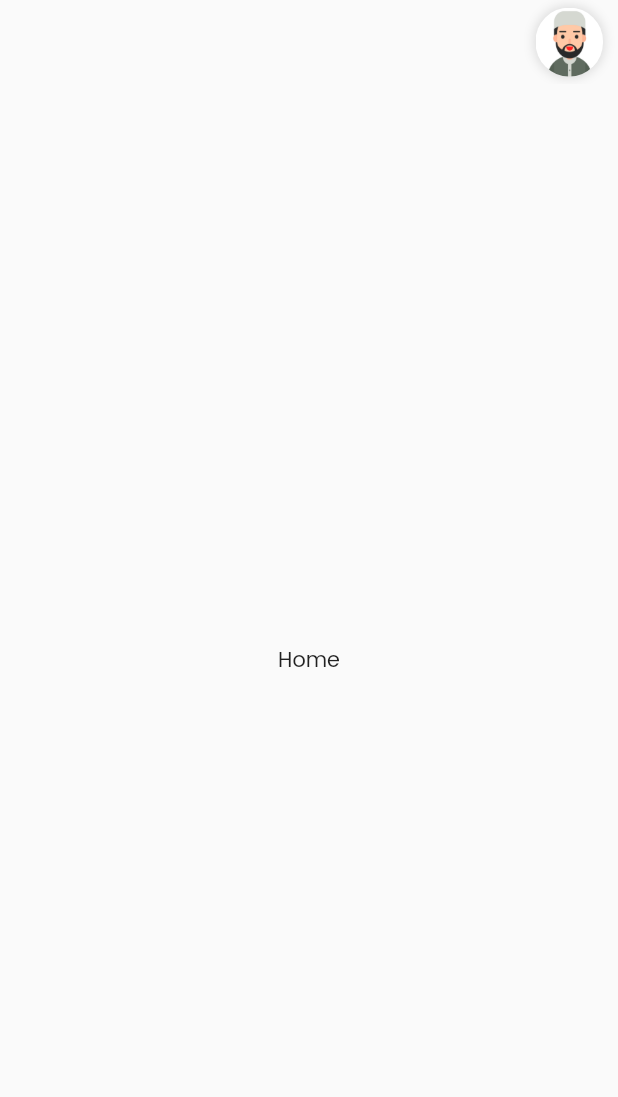
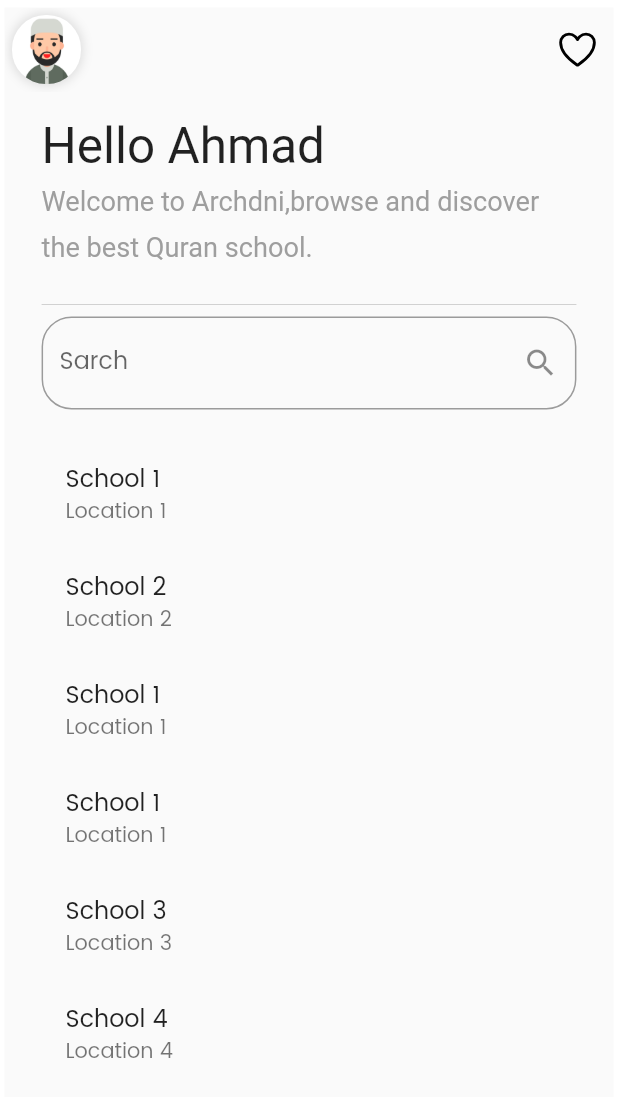
Before and after one commit to Archdni/Application, a Flutter app: the Home screen opened directly, on a phone screen of 412 x 824 dp. Shown: the top 1097 px of the screen. Run offline on Flutter 3.47's test engine with Material 2 defaults, Android fonts, the phone set to English and light mode, and no system bars; our stand-ins replace firebase_core, get, ionicons, shared_preferences; accounts and stored records are empty.

Commit message:
search input

```diff
--- /dev/null
+++ b/lib/controller/search_conroller.dart
@@ -0,0 +1,45 @@
+// ignore_for_file: annotate_overrides
+
+import 'package:archdni/data/datasource/firebasedata.dart';
+import 'package:archdni/data/models/schoolmodel.dart';
+import 'package:get/get.dart';
+
+abstract class SearchController
+    extends GetxController {
+
+   List< SchoolModel>  foundSchool  =
+       [];
+
+  onInit();
+
+  filterSchool(String name);
+}
+
+  class SearchControllerImp
+    extends SearchController {
+      late int len = foundSchool.length;
+  @override
+  void onInit() {
+     foundSchool = listSchools;
+      super.onInit();
+  }
+
+ List< SchoolModel> results = [];
+  void filterSchool(String name) {
+
+
+
+    if (name.isEmpty) {
+      results = listSchools;
+    } else {
+      results = listSchools
+          .where((element) => element.name
+              .toString()
+              .toLowerCase()
+              .contains(name.toLowerCase()))
+          .toList();
+    }
+    foundSchool = results;
+     update();
+  }
+}
--- /dev/null
+++ b/lib/controller/test_controller.dart
@@ -0,0 +1,9 @@
+import 'package:get/get.dart';
+
+abstract class TestController extends GetxController {
+
+}
+
+class TestControllerImp extends TestController {
+
+}
--- /dev/null
+++ b/lib/data/datasource/firebasedata.dart
@@ -0,0 +1,55 @@
+import 'package:archdni/data/models/schoolmodel.dart';
+
+final List< SchoolModel> listSchools  = [
+     SchoolModel(
+        name: 'School 1',
+        location: 'Location 1',
+        imageUrl: 'https://images.unsplash.com/photo-1518791841217-8f162f1e1131?ixlib=rb-1.2.1&ixid=eyJhcHBfaWQiOjEyMDd9&auto=format&fit=crop&w=800&q=60',
+        description: 'Description 1',
+        rating: 4,
+        price: 'Price 1',
+        students: 100,
+      ),
+      SchoolModel(
+        name: 'School 2',
+        location: 'Location 2',
+        imageUrl: 'https://images.unsplash.com/photo-1518791841217-8f162f1e1131?ixlib=rb-1.2.1&ixid=eyJhcHBfaWQiOjEyMDd9&auto=format&fit=crop&w=800&q=60',
+        description: 'Description 2',
+        rating: 5,
+        price: 'Price 2',
+        students: 200,
+      ),
+       SchoolModel(
+        name: 'School 1',
+        location: 'Location 1',
+        imageUrl: 'https://images.unsplash.com/photo-1518791841217-8f162f1e1131?ixlib=rb-1.2.1&ixid=eyJhcHBfaWQiOjEyMDd9&auto=format&fit=crop&w=800&q=60',
+        description: 'Description 1',
+        rating: 4,
+        price: 'Price 1',
+        students: 100,
+      ),
+       SchoolModel(
+        name: 'School 1',
+        location: 'Location 1',
+        imageUrl: 'https://images.unsplash.com/photo-1518791841217-8f162f1e1131?ixlib=rb-1.2.1&ixid=eyJhcHBfaWQiOjEyMDd9&auto=format&fit=crop&w=800&q=60',
+        description: 'Description 1',
+        rating: 4,
+        price: 'Price 1',
+        students: 100,
+      ),
+      SchoolModel(
+        name: 'School 3',
+        location: 'Location 3',
+        imageUrl: 'https://images.unsplash.com/photo-1518791841217-8f162f1e1131?ixlib=rb-1.2.1&ixid=eyJhcHBfaWQiOjEyMDd9&auto=format&fit=crop&w=800&q=60',
+        description: 'Description 3',
+        rating: 3,
+        price: 'Price 3',
+        students: 300,
+      ),
+      SchoolModel(
+        name: 'School 4',
+        location: 'Location 4',
+        imageUrl: 'https://images.unsplash.com/photo-1518791841217-8f162f1e1131?ixlib=rb-1.2.1&ixid=eyJhcHBfaWQiOjEyMDd9&auto=format&fit=crop&w=800&q=60',
+        description: 'Description 4',
+     )
+  ];
--- a/lib/data/datasource/static/static.dart
+++ b/lib/data/datasource/static/static.dart
@@ -1,23 +1,23 @@
-import 'package:archdni/view/screens/dashboard.dart4';
+import 'package:archdni/view/screens/home.dart';
 import 'package:flutter/material.dart';
+import 'package:get/get.dart';
 
-List<BottomNavigationBarItem> bottomBarItems =
-    const [
+List<BottomNavigationBarItem> bottomBarItems = [
   BottomNavigationBarItem(
-    icon: Icon(Icons.home),
-    label: 'Home',
+    icon: const Icon(Icons.home),
+    label: 'Home'.tr,
   ),
   BottomNavigationBarItem(
-    icon: Icon(Icons.business),
-    label: 'Business',
+    icon: const Icon(Icons.business),
+    label: 'Business'.tr,
   ),
   BottomNavigationBarItem(
-    icon: Icon(Icons.school),
-    label: 'School',
+    icon: const Icon(Icons.school),
+    label: 'School'.tr,
   ),
   BottomNavigationBarItem(
-    icon: Icon(Icons.settings),
-    label: 'Settings',
+    icon: const Icon(Icons.settings),
+    label: 'Settings'.tr,
   ),
 ];
 
@@ -26,7 +26,9 @@ List<Widget> widgetOptions = <Widget>[
   const Text(
     'Index 1: Business',
   ),
-  const Home(),
+  const Text(
+    'Index 2: Business',
+  ),
   const Text(
     'Index 3: Settings',
   ),
--- /dev/null
+++ b/lib/data/models/schoolmodel.dart
@@ -0,0 +1,18 @@
+class SchoolModel {
+  final String? name;
+  final String? location;
+  final String? imageUrl;
+  final String? description;
+  final int? rating;
+  final String? price;
+  final int? students;
+
+  SchoolModel(
+      {this.name,
+      this.location,
+      this.imageUrl,
+      this.description,
+      this.rating,
+      this.price,
+      this.students});
+}
--- a/lib/localization/transilation.dart
+++ b/lib/localization/transilation.dart
@@ -6,11 +6,22 @@ class AppTranslations extends Translations {
         "ar": {
           "lantitel": "اختر اللغة",
           "Home": "الرئيسية",
+          "Business": "الأعمال",
+          "School": "المدرسة",
+          "Settings": "الإعدادات",
+          "Hello": "مرحبا",
+          "Welcome to Archdni , browse and discover the best Quran school.":
+              "مرحبا بك  في أرشدني , تصفح\n واستعرض  أفضل مدارس  القرآن الكريم",
 
         },
         "en": {
           "lantitel": "Choose Your Language",
           "Home": "Home",
+          "Business": "Business",
+          "School": "School",
+          "Settings": "Settings",
+          "Hello": "Hello",
+          "Welcome to Archdni , browse and discover the best Quran school.": "Welcome to Archdni,browse and discover\nthe best Quran school.",
 
 
 
--- a/lib/main.dart
+++ b/lib/main.dart
@@ -2,7 +2,8 @@ import 'package:archdni/core/constant/color.dart';
 import 'package:archdni/core/services/services.dart';
 import 'package:archdni/localization/transilation.dart';
 import 'package:archdni/root.dart';
-import 'package:archdni/view/screens/dashboard.dart';
+import 'package:archdni/test.dart';
+ import 'package:archdni/view/screens/language.dart';
 import 'package:archdni/view/widget/language/changelocal.dart';
 import 'package:flutter/material.dart';
 import 'package:get/get.dart';
@@ -39,11 +40,11 @@ class MyApp extends StatelessWidget {
               height: 2.3,
               fontFamily: AppFont.primary),
           headline1: TextStyle(
-              color: Colors.black, fontSize: 24),
+              color: Colors.black, fontSize: 25),
         ),
         primarySwatch: Colors.blue,
       ),
-      home: const Dashboard(),
+      home: const Language(),
       routes: routes,
     );
   }
--- a/lib/root.dart
+++ b/lib/root.dart
@@ -1,11 +1,11 @@
 import 'package:archdni/core/constant/routs.dart';
-import 'package:archdni/view/screens/dashboard.dart4';
+import 'package:archdni/view/screens/dashboard.dart';
 import 'package:archdni/view/screens/profile.dart';
 import 'package:flutter/material.dart';
 
 Map<String, Widget Function(BuildContext)>
     routes = {
   //home
-  AppRoutes.home: (context) => const Home(),
+  AppRoutes.home: (context) => const Dashboard(),
   AppRoutes.profile: (context) => const Profile(),
 };
--- a/lib/test.dart
+++ b/lib/test.dart
@@ -0,0 +1,12 @@
+import 'package:archdni/controller/test_controller.dart';
+import 'package:flutter/material.dart';
+import 'package:get/get.dart';
+
+class Test extends GetView<TestController> {
+  const Test({Key? key}) : super(key: key);
+
+  @override
+  Widget build(BuildContext context) {
+    return Container();
+  }
+}
--- a/lib/view/screens/home.dart
+++ b/lib/view/screens/home.dart
@@ -1,20 +1,54 @@
 import 'package:archdni/controller/home.controller.dart';
 import 'package:archdni/view/widget/home/profailicon.dart';
+import 'package:archdni/view/widget/home/search.dart';
+import 'package:archdni/view/widget/home/text.dart';
 import 'package:flutter/material.dart';
 import 'package:get/get.dart';
+import 'package:ionicons/ionicons.dart';
 
 class Home extends GetView<HomeController> {
   const Home({Key? key}) : super(key: key);
 
   @override
   Widget build(BuildContext context) {
-    return Scaffold(
-      appBar: AppBar(
-          backgroundColor: Colors.transparent,
-          elevation: 0,
-          actions: const [AppProfaileIcon()]),
-      body: Center(
-        child: Text('Home'.tr),
+    return Padding(
+      padding: const EdgeInsets.symmetric(
+          horizontal: 3, vertical: 5),
+      child: Scaffold(
+        appBar: AppBar(
+            backgroundColor: Colors.transparent,
+            elevation: 0,
+            leading: const AppProfaileIcon(),
+            actions: [
+              IconButton(
+                icon: const Icon(
+                  Ionicons.heart_outline,
+                  size: 30,
+                  color: Colors.black,
+                ),
+                onPressed: () {},
+              ),
+            ]),
+        body: Padding(
+          padding: EdgeInsets.symmetric(
+              horizontal: Get.height * 0.03,
+              vertical: Get.height * 0.02),
+          child: Column(
+            children: [
+              const AppHomaText(),
+              SizedBox(
+                height: Get.height * 0.02,
+              ),
+              const Divider(
+                color: Colors.grey,
+                thickness: 0.3,
+              ),
+              Expanded(
+
+                  child: const AppSearchHome())
+            ],
+          ),
+        ),
       ),
     );
   }
--- a/lib/view/widget/home/custombottombar.dart
+++ b/lib/view/widget/home/custombottombar.dart
@@ -2,7 +2,7 @@ import 'package:flutter/material.dart';
 
 class CustomAnimatedBottomBar extends StatelessWidget {
 
-  CustomAnimatedBottomBar({
+ const CustomAnimatedBottomBar({
     Key? key,
     this.selectedIndex = 0,
     this.showElevation = true,
--- /dev/null
+++ b/lib/view/widget/home/listeofschool.dart
@@ -0,0 +1,25 @@
+import 'package:archdni/controller/search_conroller.dart';
+import 'package:flutter/material.dart';
+
+class AppListSchool extends StatelessWidget {
+  final SearchControllerImp controller;
+  const AppListSchool({Key? key , required this.controller}) : super(key: key);
+
+  @override
+  Widget build(BuildContext context) {
+
+    return Expanded(
+      child: ListView.builder(
+        itemCount: controller.foundSchool.length,
+        itemBuilder: (context, index) {
+          return ListTile(
+            title: Text(controller
+                .foundSchool[index].name!),
+            subtitle: Text(controller
+                .foundSchool[index].location!),
+          );
+        },
+      ),
+    );
+  }
+}
--- a/lib/view/widget/home/profailicon.dart
+++ b/lib/view/widget/home/profailicon.dart
@@ -9,20 +9,22 @@ class AppProfaileIcon extends StatelessWidget {
   @override
   Widget build(BuildContext context) {
     return InkWell(
+
       child: Container(
         margin: const EdgeInsets.symmetric(
-            vertical: 5, horizontal: 10),
+            vertical: 5, horizontal: 5),
         height: 45,
         width: 45,
         decoration: const BoxDecoration(
-          boxShadow:[ BoxShadow(
-            color: Colors.black12,
-            blurRadius: 5,
-            spreadRadius: 1,
-          ),] ,
+          boxShadow: [
+            BoxShadow(
+              color: Colors.black12,
+              blurRadius: 5,
+              spreadRadius: 1,
+            ),
+          ],
           borderRadius: BorderRadius.all(
               Radius.circular(22.5)),
-
           image: DecorationImage(
             image: AssetImage(
                 'assets/images/Avatar.jpg'),
@@ -31,7 +33,7 @@ class AppProfaileIcon extends StatelessWidget {
         ),
       ),
       onTap: () {
-         Get.toNamed( AppRoutes.profile);
+        Get.toNamed(AppRoutes.profile);
       },
     );
   }
--- /dev/null
+++ b/lib/view/widget/home/search.dart
@@ -0,0 +1,42 @@
+import 'package:archdni/controller/search_conroller.dart';
+import 'package:archdni/view/widget/home/listeofschool.dart';
+import 'package:flutter/material.dart';
+import 'package:get/get.dart';
+
+class AppSearchHome extends StatelessWidget {
+  const AppSearchHome({Key? key}) : super(key: key);
+
+  @override
+  Widget build(BuildContext context) {
+    return GetBuilder <SearchControllerImp>(
+      init: SearchControllerImp() ,
+
+      builder: (controller)=>  Column(
+         children: [
+
+          TextField(
+            onChanged: (value) {
+            controller.filterSchool(value);
+
+            },
+            decoration: InputDecoration(
+              labelText: 'Sarch',
+              border: OutlineInputBorder(
+                borderRadius:
+                    BorderRadius.circular(20),
+              ),
+              suffixIcon:
+                  const Icon(Icons.search),
+            ),
+          ),
+          const SizedBox(
+            height: 20,
+          ),
+       AppListSchool(controller: controller),
+
+
+        ],
+      ),
+     );
+  }
+}
--- /dev/null
+++ b/lib/view/widget/home/text.dart
@@ -0,0 +1,47 @@
+import 'package:flutter/material.dart';
+import 'package:get/get.dart';
+
+class AppHomaText extends StatelessWidget {
+  const AppHomaText({Key? key}) : super(key: key);
+
+  @override
+  Widget build(BuildContext context) {
+    return Column(
+      children: [
+        Row(
+              children: [
+                Text(
+                  "${"Hello".tr} Ahmad",
+                  style: ThemeData()
+                      .textTheme
+                      .bodyText1!
+                      .copyWith(
+                        fontSize:
+                            Get.height * 0.04,
+                        fontWeight:
+                            FontWeight.w400,
+                      ),
+                )
+              ],
+            ),
+
+            Row(
+              children: [
+                Text(
+                  "Welcome to Archdni , browse and discover the best Quran school.".tr,
+                  style: ThemeData()
+                      .textTheme
+                      .bodyText1!
+                      .copyWith(
+                        fontSize:
+                            Get.height * 0.022,
+                            height: 1.7,
+
+                          color: Colors.grey),
+                )
+              ],
+            )
+      ],
+    );
+  }
+}
```
Also changed, not shown: lib/core/constant/size.dart (added), lib/data/models/bottomnavigationbarmodel.dart (renamed from lib/data/models/onbordingmodel.dart).
